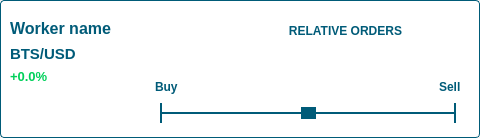
Above: dexbot/views/ui/worker_item_widget.ui from xeroc/stakemachine before the change. Below: the same form after it.
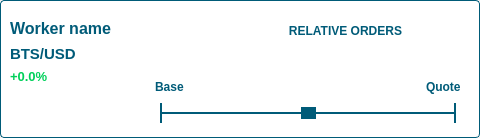
That is the form after the change. Icons and pictures are not drawn.

Commit message: Change relative orders strategy behaviour

```diff
--- a/dexbot/views/ui/worker_item_widget.ui
+++ b/dexbot/views/ui/worker_item_widget.ui
@@ -332,7 +332,7 @@
                  <string notr="true">color: #005B78;</string>
                 </property>
                 <property name="text">
-                 <string>Buy</string>
+                 <string>Base</string>
                 </property>
                </widget>
               </item>
@@ -361,7 +361,7 @@
                  <string notr="true">color: #005B78;</string>
                 </property>
                 <property name="text">
-                 <string>Sell</string>
+                 <string>Quote</string>
                 </property>
                </widget>
               </item>
```
The commit also changes 2 other files.
